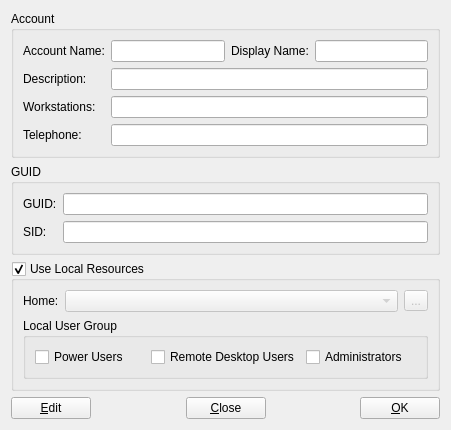
This is APP/src/plugins/usermanager/aduserinfo/aduserinfowidget.ui in RallyWRT/qtapplications as Qt 5 draws it before an edit. The edited form follows.
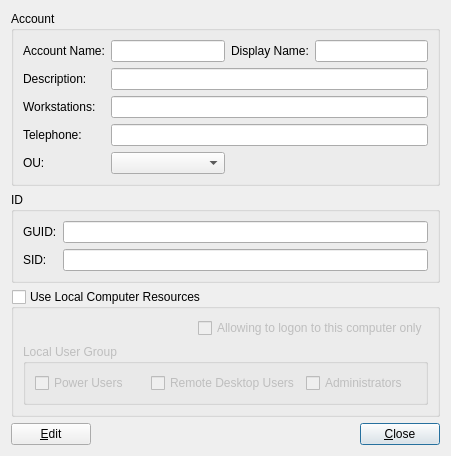
This is the edited form.

Patch:
```diff
--- a/APP/src/plugins/usermanager/aduserinfo/aduserinfowidget.ui
+++ b/APP/src/plugins/usermanager/aduserinfo/aduserinfowidget.ui
@@ -7,7 +7,7 @@
     <x>0</x>
     <y>0</y>
     <width>451</width>
-    <height>375</height>
+    <height>401</height>
    </rect>
   </property>
   <property name="windowTitle">
@@ -74,13 +74,23 @@
       <item row="3" column="1" colspan="3">
        <widget class="QLineEdit" name="lineEditTelephone"/>
       </item>
+      <item row="4" column="0">
+       <widget class="QLabel" name="labelOU">
+        <property name="text">
+         <string>OU:</string>
+        </property>
+       </widget>
+      </item>
+      <item row="4" column="1">
+       <widget class="QComboBox" name="comboBoxOU"/>
+      </item>
      </layout>
     </widget>
    </item>
    <item row="1" column="0">
     <widget class="QGroupBox" name="groupBox">
      <property name="title">
-      <string>GUID</string>
+      <string>ID</string>
      </property>
      <layout class="QGridLayout" name="gridLayout_2">
       <item row="0" column="0">
@@ -117,43 +127,36 @@
    <item row="2" column="0">
     <widget class="QGroupBox" name="groupBox_2">
      <property name="title">
-      <string>Use Local Resources</string>
+      <string>Use Local Computer Resources</string>
      </property>
      <property name="checkable">
       <bool>true</bool>
      </property>
+     <property name="checked">
+      <bool>false</bool>
+     </property>
      <layout class="QGridLayout" name="gridLayout_3">
+      <item row="0" column="1" colspan="3">
+       <widget class="QCheckBox" name="checkBoxLogonOnly">
+        <property name="text">
+         <string>Allowing to logon to this computer only</string>
+        </property>
+       </widget>
+      </item>
       <item row="0" column="0">
-       <widget class="QLabel" name="labelHome">
-        <property name="text">
-         <string>Home:</string>
+       <spacer name="horizontalSpacer_3">
+        <property name="orientation">
+         <enum>Qt::Horizontal</enum>
         </property>
-       </widget>
-      </item>
-      <item row="0" column="1">
-       <widget class="QComboBox" name="comboBoxHome">
-        <property name="enabled">
-         <bool>false</bool>
+        <property name="sizeHint" stdset="0">
+         <size>
+          <width>40</width>
+          <height>20</height>
+         </size>
         </property>
-        <property name="sizePolicy">
-         <sizepolicy hsizetype="Expanding" vsizetype="Fixed">
-          <horstretch>0</horstretch>
-          <verstretch>0</verstretch>
-         </sizepolicy>
-        </property>
-       </widget>
+       </spacer>
       </item>
-      <item row="0" column="2">
-       <widget class="QToolButton" name="toolButton">
-        <property name="enabled">
-         <bool>false</bool>
-        </property>
-        <property name="text">
-         <string>...</string>
-        </property>
-       </widget>
-      </item>
-      <item row="1" column="0" colspan="3">
+      <item row="1" column="0" colspan="4">
        <widget class="QGroupBox" name="groupBoxLocalGroup">
         <property name="title">
          <string>Local User Group</string>
@@ -213,25 +216,8 @@
        <property name="text">
         <string>&amp;Close</string>
        </property>
-      </widget>
-     </item>
-     <item>
-      <spacer name="horizontalSpacer_2">
-       <property name="orientation">
-        <enum>Qt::Horizontal</enum>
-       </property>
-       <property name="sizeHint" stdset="0">
-        <size>
-         <width>40</width>
-         <height>20</height>
-        </size>
-       </property>
-      </spacer>
-     </item>
-     <item>
-      <widget class="QPushButton" name="pushButtonOK">
-       <property name="text">
-        <string>&amp;OK</string>
+       <property name="default">
+        <bool>true</bool>
        </property>
       </widget>
      </item>
```
Left out of the diff: 4 changed lines with no effect on the pictures.
